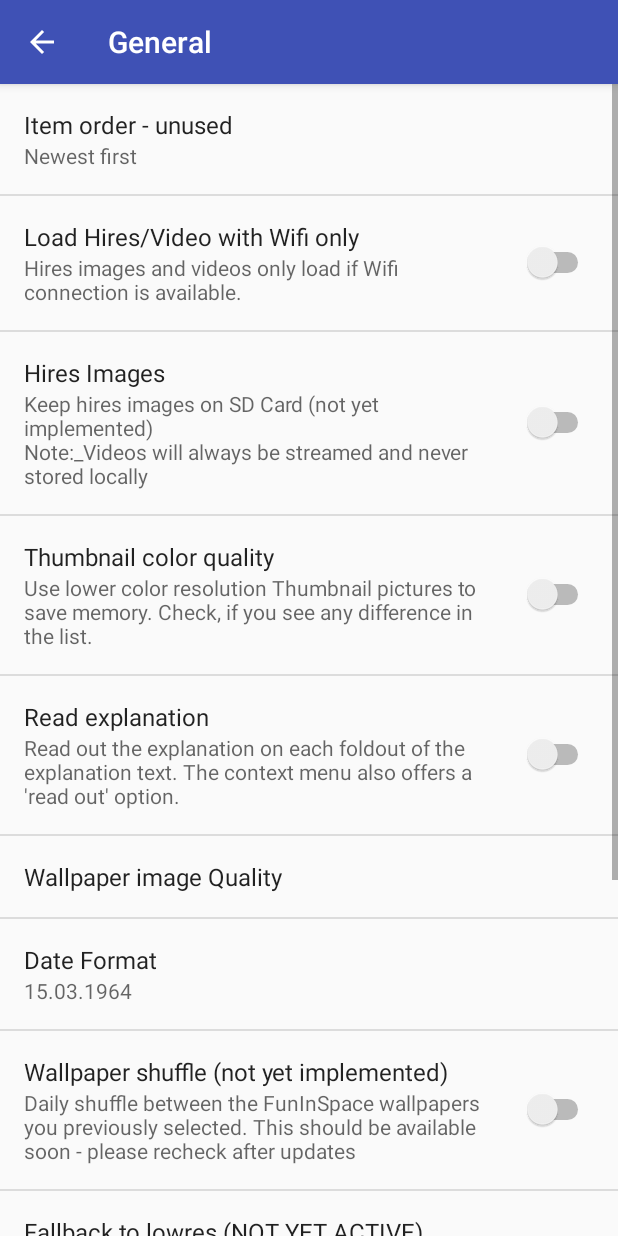
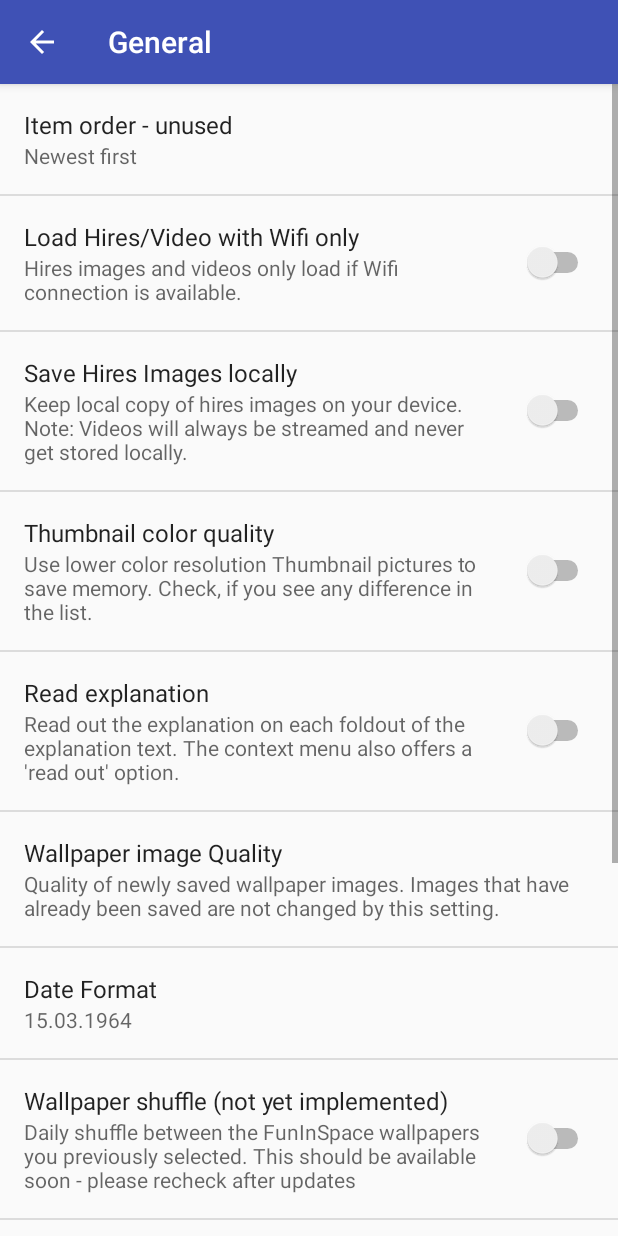
Before and after one commit to herb64/FunInSpace, an Android app: the SettingsActivity screen opened directly, with no data from a screen before it, after a tap on "General", on a phone screen of 412 x 824 dp. Run offline under Robolectric (Android 15) with nearby library versions, the phone set to English and light mode, and no system bars; libraries missing offline, so code that uses them is left out: com.google.android.youtube.

Commit message:
Image load statistics can be disabled, Filestats in aboutdlg, hires local copy as config option, cleanup and menu work

```diff
--- a/app/src/main/java/de/herb64/funinspace/ImgHiresFragment.java
+++ b/app/src/main/java/de/herb64/funinspace/ImgHiresFragment.java
@@ -174,10 +174,13 @@ public class ImgHiresFragment extends Fragment {
             }
 
             // If we have a local file to load: url contains file path of basename
+            // TODO - check for OOM, if memory allocation is not sufficient
             if (!params[0].startsWith("http")) {
                 Log.i("HFCM", "Loading file locally: " + params[0]);
                 bmp = BitmapFactory.decodeFile(params[0]);
-                logString = "Image " + imageName + " has been loaded locally from a cached copy";
+                logString = String.format(loc, "Image '%s' has been loaded from cached copy.\n" +
+                        "Image size: %dx%d\n",
+                        imageName, bmp.getWidth(), bmp.getHeight());
                 imgFullSize = "no-change";
                 return bmp;
             }
--- a/app/src/main/res/values/strings.xml
+++ b/app/src/main/res/values/strings.xml
@@ -169,8 +169,14 @@
     <string name="set_as_wallpaper">Set as wallpaper</string>
     <string name="reselect_wallpaper">Choose new wallpaper range</string>
     <string name="remove_as_wallpaper">Remove wallpaper</string>
-    <string name="wp_tip_long_press">TIP\nLong Press on image for wallpaper selection</string>
+    <string name="wp_tip_long_press">==TIP==\nLong Press on image for wallpaper selection</string>
     <string name="pref_summary_read_text">Read out the explanation on each foldout of the explanation text. The context menu also offers a \'read out\' option.</string>
     <string name="pref_title_read_text">Read explanation</string>
     <string name="cab_read">Read out</string>
+    <string name="wp_quality_summary">Quality of newly saved wallpaper images. Images that have already been saved are not changed by this setting.</string>
+    <string name="df_summary">Choose the format of date you like to be shown in the list of images.</string>
+    <string name="hires_save_summary">Keep local copy of hires images on your device.\nNote: Videos will always be streamed and never get stored locally.</string>
+    <string name="hires_save_title">Save Hires Images locally</string>
+    <string name="rgb565_thumbs_summary">Use lower color resolution Thumbnail pictures to save memory. Check, if you see any difference in the list.</string>
+    <string name="rgb565_thumbs_title">Thumbnail color quality</string>
 </resources>
--- a/app/src/main/res/xml/pref_debugging.xml
+++ b/app/src/main/res/xml/pref_debugging.xml
@@ -19,4 +19,10 @@
         android:summary="Switch over to Daily Image data from Herberts dropbox. Leave off unless Herbert asks you to switch on."
         android:title="Simulated Daily Image for debugging" />
 
+    <SwitchPreference
+        android:defaultValue="true"
+        android:key="show_debug_infos"
+        android:summary="Show information for debugging, like the bitmap loader screen after each display of a hires image. You can switch this off if you like and turn on if Herbert asks for this."
+        android:title="Display debug informations" />
+
 </PreferenceScreen>
--- a/app/src/main/res/xml/pref_general.xml
+++ b/app/src/main/res/xml/pref_general.xml
@@ -18,14 +18,14 @@
     <SwitchPreference
         android:defaultValue="false"
         android:key="hires_save"
-        android:summary="Keep hires images on SD Card (not yet implemented) \nNote:_Videos will always be streamed and never stored locally"
-        android:title="Hires Images" />
+        android:summary="@string/hires_save_summary"
+        android:title="@string/hires_save_title" />
 
     <SwitchPreference
         android:defaultValue="false"
         android:key="rgb565_thumbs"
-        android:summary="Use lower color resolution Thumbnail pictures to save memory. Check, if you see any difference in the list."
-        android:title="Thumbnail color quality" />
+        android:summary="@string/rgb565_thumbs_summary"
+        android:title="@string/rgb565_thumbs_title" />
 
     <SwitchPreference
         android:defaultValue="false"
@@ -41,6 +41,7 @@
         android:key="wallpaper_quality"
         android:negativeButtonText="@null"
         android:positiveButtonText="@null"
+        android:summary="@string/wp_quality_summary"
         android:title="@string/wallpaper_quality" />
 
     <!-- 16.11.2017 - add selection for date format -->
@@ -51,6 +52,7 @@
         android:key="date_format"
         android:negativeButtonText="@null"
         android:positiveButtonText="@null"
+        android:summary="@string/df_summary"
         android:title="@string/df_title" />
 
     <SwitchPreference
```
Also changed, not shown: app/src/main/java/de/herb64/funinspace/ImageActivity.java (+39 -42 lines), app/src/main/java/de/herb64/funinspace/MainActivity.java (+34 -59 lines), app/src/main/java/de/herb64/funinspace/helpers/utils.java (+65 -10 lines), 1 other file.
